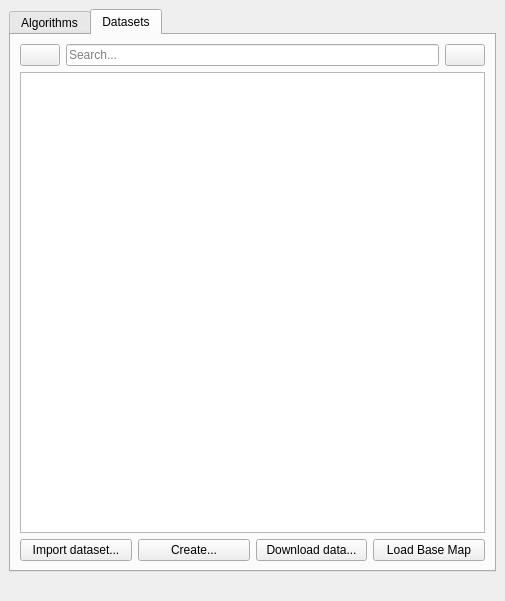
This is LDMP/gui/WidgetMain.ui in ConservationInternational/trends.earth as Qt 5 draws it before an edit. The edited form follows.
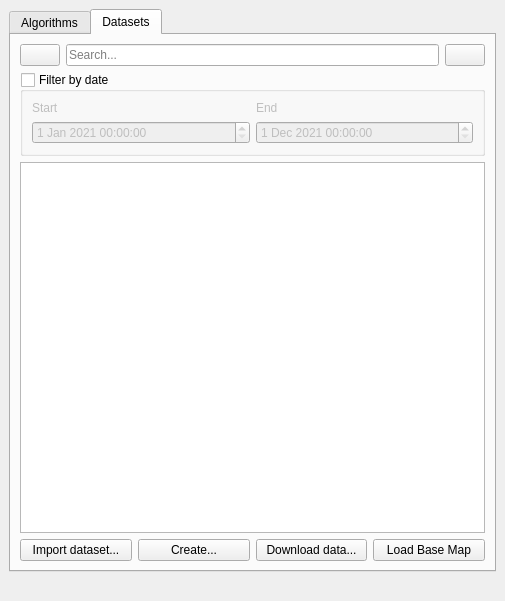
This is the edited form. The open tabs and pages were chosen to show the change. Custom widgets are drawn as their Qt base class.

Commit message: draft changes for datasets date filtering tool

```diff
--- a/LDMP/gui/WidgetMain.ui
+++ b/LDMP/gui/WidgetMain.ui
@@ -41,7 +41,7 @@
        <attribute name="title">
         <string>Datasets</string>
        </attribute>
-       <layout class="QVBoxLayout" name="verticalLayout_3" stretch="0,0,0">
+       <layout class="QVBoxLayout" name="verticalLayout_3">
         <item>
          <layout class="QHBoxLayout" name="horizontalLayout">
           <item>
@@ -82,6 +82,79 @@
           </item>
          </layout>
         </item>
+        <item>
+         <widget class="QgsCollapsibleGroupBox" name="date_filter_group">
+          <property name="toolTip">
+           <string/>
+          </property>
+          <property name="title">
+           <string>Filter by date</string>
+          </property>
+          <property name="checkable">
+           <bool>true</bool>
+          </property>
+          <property name="checked">
+           <bool>false</bool>
+          </property>
+          <property name="collapsed">
+           <bool>true</bool>
+          </property>
+          <layout class="QGridLayout" name="gridLayout_2">
+           <item row="0" column="0">
+            <widget class="QLabel" name="label_13">
+             <property name="text">
+              <string>Start</string>
+             </property>
+            </widget>
+           </item>
+           <item row="0" column="1">
+            <widget class="QLabel" name="label_14">
+             <property name="text">
+              <string>End</string>
+             </property>
+            </widget>
+           </item>
+           <item row="1" column="0">
+            <widget class="QgsDateTimeEdit" name="start_dte">
+             <property name="toolTip">
+              <string/>
+             </property>
+             <property name="dateTime">
+              <datetime>
+               <hour>0</hour>
+               <minute>0</minute>
+               <second>0</second>
+               <year>2021</year>
+               <month>1</month>
+               <day>1</day>
+              </datetime>
+             </property>
+            </widget>
+           </item>
+           <item row="1" column="1">
+            <widget class="QgsDateTimeEdit" name="end_dte">
+             <property name="dateTime">
+              <datetime>
+               <hour>0</hour>
+               <minute>0</minute>
+               <second>0</second>
+               <year>2021</year>
+               <month>12</month>
+               <day>1</day>
+              </datetime>
+             </property>
+             <property name="date">
+              <date>
+               <year>2021</year>
+               <month>12</month>
+               <day>1</day>
+              </date>
+             </property>
+            </widget>
+           </item>
+          </layout>
+         </widget>
+        </item>
         <item>
          <widget class="QTreeView" name="datasets_tv">
           <property name="verticalScrollMode">
@@ -154,6 +227,17 @@
   </widget>
  </widget>
  <customwidgets>
+  <customwidget>
+   <class>QgsCollapsibleGroupBox</class>
+   <extends>QGroupBox</extends>
+   <header>qgscollapsiblegroupbox.h</header>
+   <container>1</container>
+  </customwidget>
+  <customwidget>
+   <class>QgsDateTimeEdit</class>
+   <extends>QDateTimeEdit</extends>
+   <header>qgsdatetimeedit.h</header>
+  </customwidget>
   <customwidget>
    <class>QgsFilterLineEdit</class>
    <extends>QLineEdit</extends>
```
Left out of the diff: 6 changed lines with no effect on the pictures. The commit also changes 2 other files.
